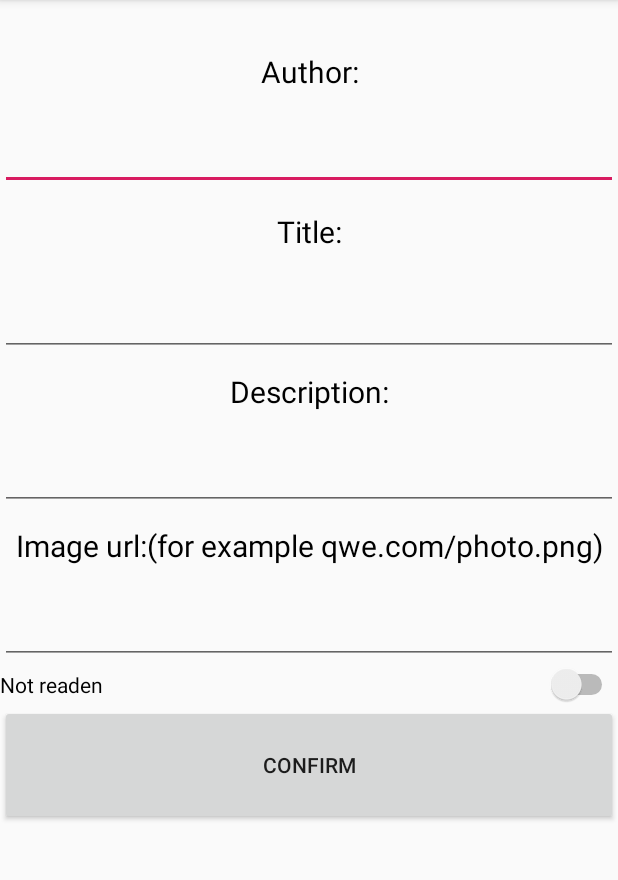
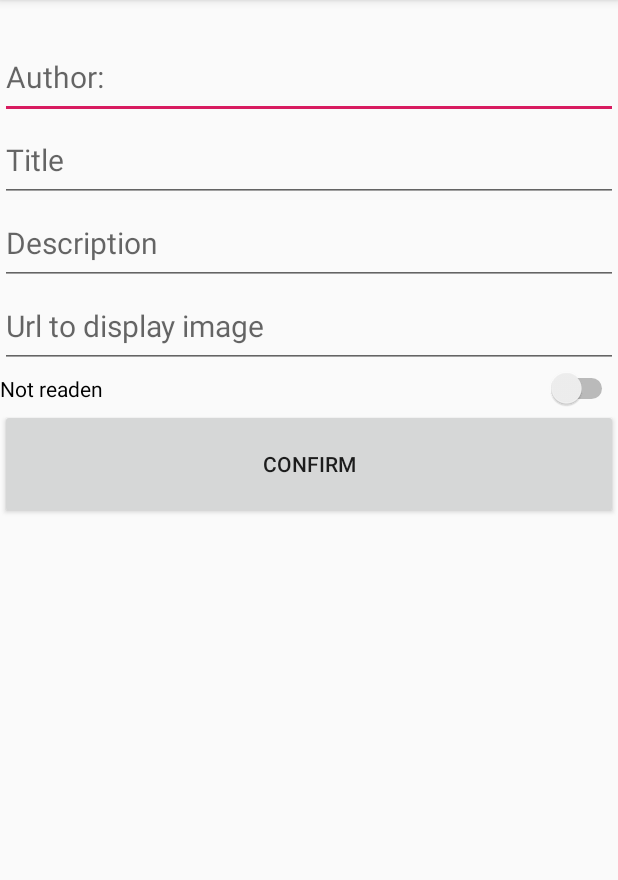
Before and after one commit to adas3000/BookStore, an Android app: the screen it shows after launch (MainActivity), in the side drawer, after a tap on "Add Book", on a phone screen of 412 x 824 dp, the part 84-964 px from its top. Run offline under Robolectric (Android 15) with nearby library versions, the phone set to English and light mode, and no system bars; our stand-ins replace Picasso; pictures from the network do not load.

```diff
--- a/app/src/main/java/com/example/mylib/AllBooksFragment.java
+++ b/app/src/main/java/com/example/mylib/AllBooksFragment.java
@@ -5,9 +5,7 @@ import android.os.Bundle;
 import android.view.LayoutInflater;
 import android.view.View;
 import android.view.ViewGroup;
-import android.widget.AdapterView;
 import android.widget.ListView;
-import android.widget.RelativeLayout;
 
 import androidx.annotation.NonNull;
 import androidx.annotation.Nullable;
@@ -16,7 +14,6 @@ import androidx.fragment.app.Fragment;
 import com.example.mylib.BackPressed.IOnBackPressed;
 import com.example.mylib.Data.Book;
 import com.example.mylib.Data.ItemAdapter;
-import com.example.mylib.Data.TextAndImageViewHelper;
 import com.example.mylib.sql.SqlManager;
 
 import java.util.ArrayList;
@@ -32,7 +29,7 @@ public class AllBooksFragment extends Fragment implements IOnBackPressed {
 
     @Nullable
     @Override
-    public View onCreateView(@NonNull LayoutInflater inflater, @Nullable  ViewGroup container, @Nullable Bundle savedInstanceState) {
+    public View onCreateView(@NonNull LayoutInflater inflater, @Nullable ViewGroup container, @Nullable Bundle savedInstanceState) {
 
         View view = inflater.inflate(R.layout.allbooks_activity, container, false);
 
@@ -41,19 +38,16 @@ public class AllBooksFragment extends Fragment implements IOnBackPressed {
         final ArrayList<Book> bookArrayList = sqlManager.getValues();
 
         listView = view.findViewById(R.id.myListViewEmails);
-        ItemAdapter itemAdapter = new ItemAdapter(view.getContext(),bookArrayList,onlyReaden);
+        ItemAdapter itemAdapter = new ItemAdapter(view.getContext(), bookArrayList, onlyReaden);
         listView.setAdapter(itemAdapter);
 
 
-        listView.setOnItemClickListener(new AdapterView.OnItemClickListener() {
-            @Override
-            public void onItemClick(AdapterView<?> adapterView, View view, int i, long l) {
-                Book clicked_Book = bookArrayList.get(i);
+        listView.setOnItemClickListener((adapterView, view1, i, l) -> {
+            Book clicked_Book = bookArrayList.get(i);
 
-                SingleBookFragment nextFragment = new SingleBookFragment();
-                nextFragment.setBook(clicked_Book);
-                getActivity().getSupportFragmentManager().beginTransaction().replace(R.id.fragment_container,nextFragment).addToBackStack(null).commit();
-            }
+            SingleBookFragment nextFragment = new SingleBookFragment();
+            nextFragment.setBook(clicked_Book);
+            getActivity().getSupportFragmentManager().beginTransaction().replace(R.id.fragment_container, nextFragment).addToBackStack(null).commit();
         });
 
         return view;
--- a/app/src/main/java/com/example/mylib/Data/ItemAdapter.java
+++ b/app/src/main/java/com/example/mylib/Data/ItemAdapter.java
@@ -15,8 +15,6 @@ import com.example.mylib.R;
 import com.squareup.picasso.Picasso;
 
 import java.util.ArrayList;
-import java.util.stream.Stream;
-
 
 @TargetApi(Build.VERSION_CODES.N)
 public class ItemAdapter extends BaseAdapter {
--- a/app/src/main/java/com/example/mylib/MainActivity.java
+++ b/app/src/main/java/com/example/mylib/MainActivity.java
@@ -17,6 +17,7 @@ import androidx.appcompat.widget.Toolbar;
 import androidx.fragment.app.Fragment;
 
 import android.view.Menu;
+import android.view.Window;
 
 import java.util.List;
 
@@ -30,6 +31,7 @@ public class MainActivity extends AppCompatActivity implements NavigationView.On
         setContentView(R.layout.activity_main);
         Toolbar toolbar = findViewById(R.id.toolbar);
         setSupportActionBar(toolbar);
+
 
         SqlManager.init(getApplicationContext());
 
--- a/app/src/main/res/layout/addbook_activity.xml
+++ b/app/src/main/res/layout/addbook_activity.xml
@@ -14,30 +14,13 @@
         android:textColor="#000000"
         android:textSize="20sp" />
 
-    <TextView
-        android:id="@+id/textView3"
-        android:layout_width="match_parent"
-        android:layout_height="47dp"
-        android:gravity="center"
-        android:text="@string/author"
-        android:textColor="#000000"
-        android:textSize="20sp" />
-
     <EditText
         android:id="@+id/editText_Author"
         android:layout_width="match_parent"
         android:layout_height="55dp"
         android:ems="10"
+        android:hint="@string/author"
         android:inputType="textPersonName"
-        android:textSize="20sp" />
-
-    <TextView
-        android:id="@+id/textView4"
-        android:layout_width="match_parent"
-        android:layout_height="55dp"
-        android:gravity="center"
-        android:text="@string/title"
-        android:textColor="#000000"
         android:textSize="20sp" />
 
     <EditText
@@ -45,17 +28,9 @@
         android:layout_width="match_parent"
         android:layout_height="55dp"
         android:ems="10"
+        android:hint="Title"
+        android:importantForAutofill="no"
         android:inputType="textPersonName"
-        android:textSize="20sp"
-        android:importantForAutofill="no" />
-
-    <TextView
-        android:id="@+id/textView5"
-        android:layout_width="match_parent"
-        android:layout_height="47dp"
-        android:gravity="center"
-        android:text="@string/short_desc"
-        android:textColor="#000000"
         android:textSize="20sp" />
 
     <EditText
@@ -63,17 +38,9 @@
         android:layout_width="match_parent"
         android:layout_height="55dp"
         android:ems="10"
+        android:hint="Description"
+        android:importantForAutofill="no"
         android:inputType="textPersonName"
-        android:textSize="20sp"
-        android:importantForAutofill="no" />
-
-    <TextView
-        android:id="@+id/textView6"
-        android:layout_width="match_parent"
-        android:layout_height="47dp"
-        android:gravity="center"
-        android:text="@string/img_url"
-        android:textColor="#000000"
         android:textSize="20sp" />
 
     <EditText
@@ -81,6 +48,7 @@
         android:layout_width="match_parent"
         android:layout_height="55dp"
         android:ems="10"
+        android:hint="Url to display image"
         android:inputType="textPersonName"
         android:textSize="20sp" />
 
@@ -93,7 +61,7 @@
     <Button
         android:id="@+id/button"
         android:layout_width="match_parent"
-        android:layout_height="80dp"
+        android:layout_height="73dp"
         android:text="Confirm" />
 
 </LinearLayout>
--- a/app/src/main/res/layout/allbooks_activity.xml
+++ b/app/src/main/res/layout/allbooks_activity.xml
@@ -13,6 +13,7 @@
         android:layout_marginTop="8dp"
         android:layout_marginEnd="8dp"
         android:layout_marginBottom="8dp"
+        app:layout_behavior="@string/appbar_scrolling_view_behavior"
         app:layout_constraintBottom_toBottomOf="parent"
         app:layout_constraintEnd_toEndOf="parent"
         app:layout_constraintStart_toStartOf="parent"
--- a/app/src/main/res/layout/my_listview_detail.xml
+++ b/app/src/main/res/layout/my_listview_detail.xml
@@ -29,7 +29,7 @@
         android:layout_alignParentTop="true"
         android:layout_marginStart="-1dp"
         android:layout_marginLeft="-1dp"
-        android:layout_marginTop="45dp"
+        android:layout_marginTop="100dp"
 
         tools:srcCompat="@tools:sample/avatars" />
 
--- a/app/src/main/res/values/styles.xml
+++ b/app/src/main/res/values/styles.xml
@@ -1,7 +1,7 @@
 <resources>
 
     <!-- Base application theme. -->
-    <style name="AppTheme" parent="Theme.AppCompat.Light.DarkActionBar">
+    <style name="AppTheme" parent="Theme.AppCompat.Light.NoActionBar">
         <!-- Customize your theme here. -->
         <item name="colorPrimary">@color/colorPrimary</item>
         <item name="colorPrimaryDark">@color/colorPrimaryDark</item>
```
Also changed, not shown: app/src/main/java/com/example/mylib/AddBookFragment.java (+19 -19 lines), app/src/main/java/com/example/mylib/SingleBookFragment.java (+3 -12 lines).
